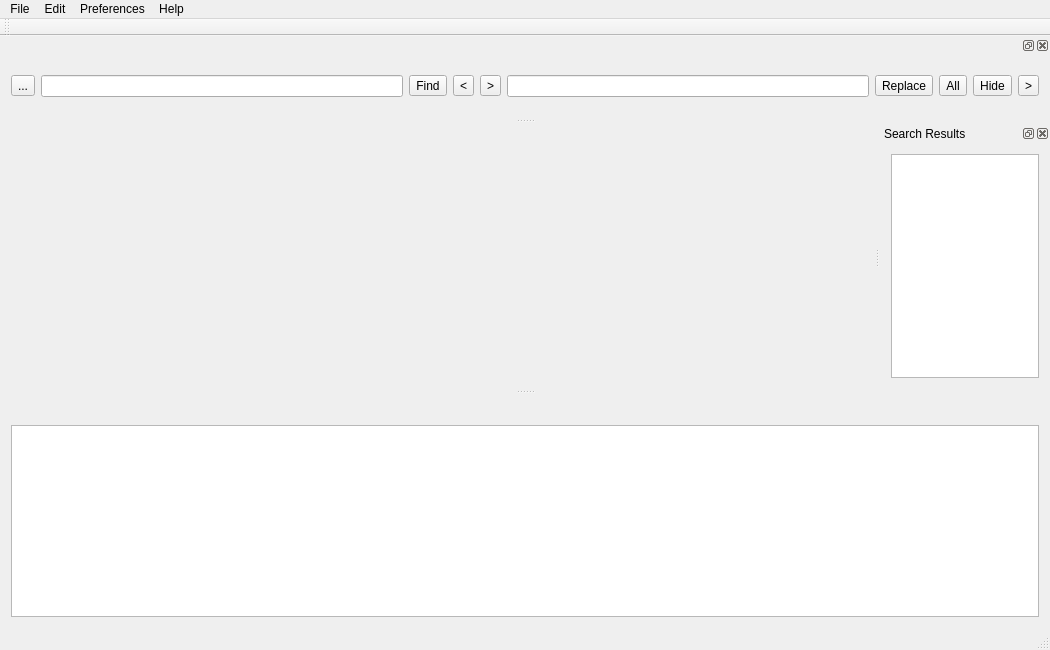
Qt form mainwindow.ui (ic005k/Xplist) before a commit.
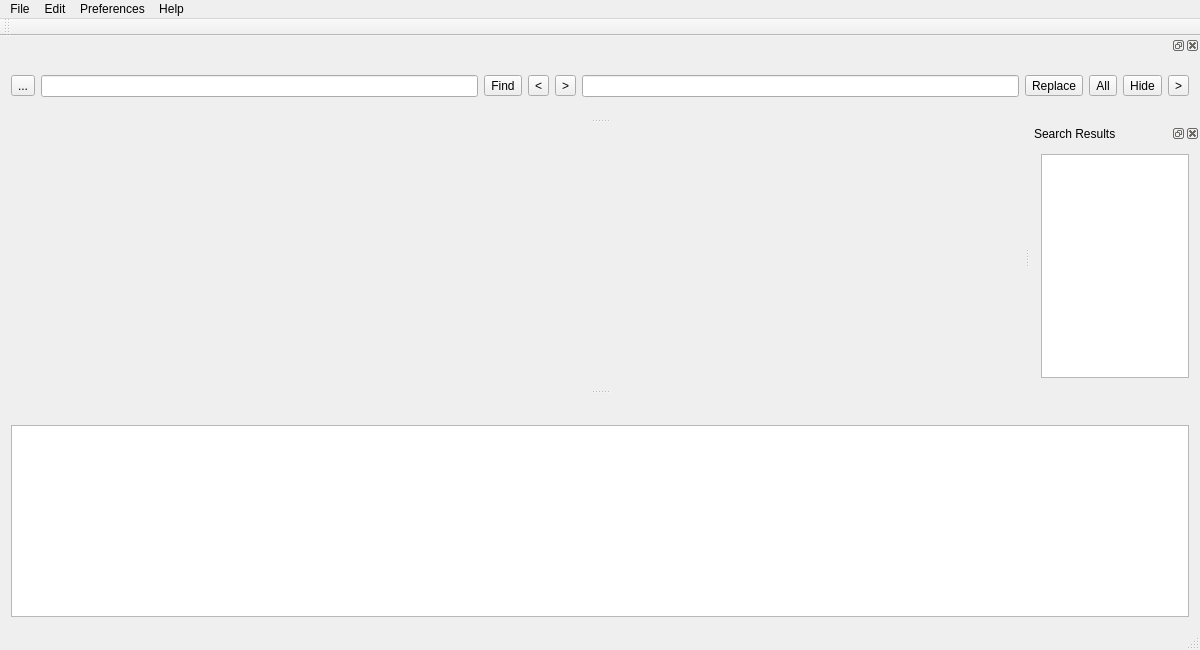
The same form after that commit. Icons and pictures are not drawn.

The edit to the form file:
```diff
--- a/mainwindow.ui
+++ b/mainwindow.ui
@@ -6,7 +6,7 @@
    <rect>
     <x>0</x>
     <y>0</y>
-    <width>1050</width>
+    <width>1200</width>
     <height>650</height>
    </rect>
   </property>
@@ -53,7 +53,7 @@
     <rect>
      <x>0</x>
      <y>0</y>
-     <width>1050</width>
+     <width>1200</width>
      <height>24</height>
     </rect>
    </property>
```
